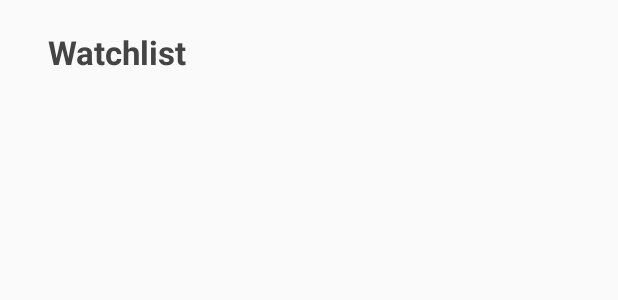
After one commit to dsegoviat/android-project, an Android app: the layout watchlist.xml on its own in the app's theme, with its tools: preview values and no code run, on a phone screen of 412 x 824 dp. The commit adds this screen. Shown: the top 300 px of the screen. Run offline under Robolectric (Android 15) with nearby library versions, the phone set to English and light mode, and no system bars.

Commit message:
Started Watchlist

```diff
--- a/app/src/main/java/com/example/pr_idi/mydatabaseexample/view/DrawerActivity.java
+++ b/app/src/main/java/com/example/pr_idi/mydatabaseexample/view/DrawerActivity.java
@@ -17,7 +17,10 @@ import android.view.MenuItem;
 import android.widget.Toast;
 
 import com.example.pr_idi.mydatabaseexample.R;
+import com.example.pr_idi.mydatabaseexample.model.Film;
 import com.example.pr_idi.mydatabaseexample.model.FilmData;
+
+import java.util.List;
 
 public class DrawerActivity extends AppCompatActivity
         implements NavigationView.OnNavigationItemSelectedListener{
@@ -27,6 +30,7 @@ public class DrawerActivity extends AppCompatActivity
     private static int mCurrentActivity = 0;
     private FilmData filmData;
     private SearchView searchView;
+    private List<Film> watchlist;
 
     @Override
     protected void onCreate(Bundle savedInstanceState) {
--- /dev/null
+++ b/app/src/main/res/layout/watchlist.xml
@@ -0,0 +1,35 @@
+<?xml version="1.0" encoding="utf-8"?>
+<RelativeLayout xmlns:android="http://schemas.android.com/apk/res/android"
+    android:layout_width="match_parent"
+    android:layout_height="match_parent"
+    android:padding="12dp">
+    <TextView
+        android:layout_width="wrap_content"
+        android:layout_height="wrap_content"
+        android:maxLines="1"
+        android:padding="8dp"
+        android:paddingStart="20sp"
+        android:paddingEnd="20sp"
+        android:textAppearance="@style/TextAppearance.AppCompat.Headline"
+        android:textColor="#444"
+        android:textSize="22sp"
+        android:textStyle="bold"
+        android:text="Watchlist" />
+
+    <android.support.v7.widget.RecyclerView
+        android:id="@+id/recycler_view"
+        android:layout_width="match_parent"
+        android:layout_height="match_parent"
+        android:layout_centerInParent="true"
+        android:layout_marginTop="100dp"/>
+
+    <TextView
+        android:id="@+id/no_saved_films"
+        android:layout_width="wrap_content"
+        android:layout_height="wrap_content"
+        android:textStyle="bold"
+        android:text="Your watchlist is empty"
+        android:layout_marginTop="50dp"
+        android:padding="8dp"
+        android:visibility="gone"/>
+</RelativeLayout>
```
Also changed, not shown: app/src/main/java/com/example/pr_idi/mydatabaseexample/view/WatchlistFragment.java (added, +96 -0 lines).
